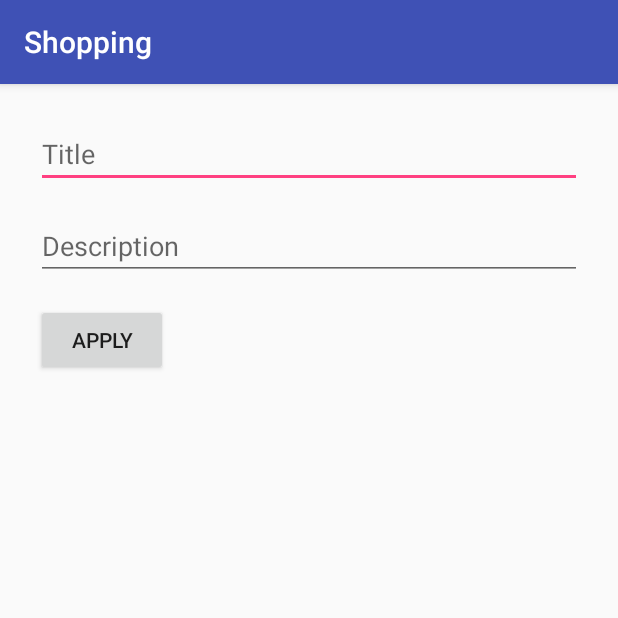
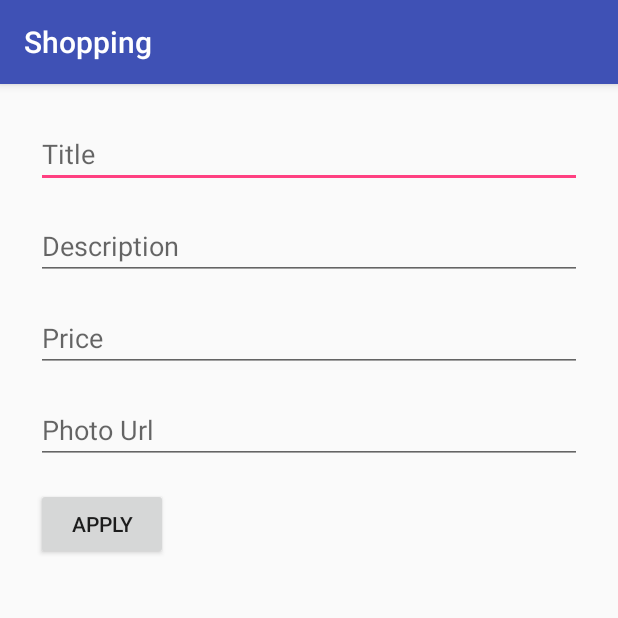
Before and after one commit to elkade/android-homework, an Android app: the EditFragment screen opened directly, with no data from a screen before it, on a phone screen of 412 x 824 dp, the top half of it. Run offline under Robolectric (Android 15) with nearby library versions, the phone set to English and light mode, and no system bars.

Commit message:
edycja ceny i zdjęcia

```diff
--- a/app/src/main/java/com/example/lukas/homework/EditFragment.java
+++ b/app/src/main/java/com/example/lukas/homework/EditFragment.java
@@ -18,6 +18,9 @@ public class EditFragment extends Fragment {
     private View view;
     EditText editTitle;
     EditText editDescription;
+    EditText editPrice;
+    EditText editPhotoUrl;
+
     ShoppingItem item;
     @Nullable
     @Override
@@ -30,11 +33,14 @@ public class EditFragment extends Fragment {
         item = ((EditActivity) getActivity()).getItem();
 
         editTitle = (EditText) view.findViewById(R.id.edit_title);
-
         editDescription = (EditText) view.findViewById(R.id.edit_description);
+        editPrice = (EditText) view.findViewById(R.id.edit_price);
+        editPhotoUrl = (EditText) view.findViewById(R.id.edit_photo_url);
         if(item!=null){
             editTitle.setText(item.getTitle());
             editDescription.setText(item.getDescription());
+            editPrice.setText(Double.toString(item.getPrice()));
+            editPhotoUrl.setText(item.getPhotoUrl());
         }
         loginButton.setOnClickListener(new View.OnClickListener() {
             @Override
@@ -42,12 +48,14 @@ public class EditFragment extends Fragment {
                 Context context = getContext();
                 ShoppingItemsRepository repo = new ShoppingItemsRepository(context);
                 if(item == null) {
-                    item = new ShoppingItem(editTitle.getText().toString(), editDescription.getText().toString());
+                    item = new ShoppingItem(editTitle.getText().toString(), editDescription.getText().toString(), Double.parseDouble(editPrice.getText().toString()), editPhotoUrl.getText().toString());
                     repo.insertItem(item);
                 }
                 else{
                     item.setTitle(editTitle.getText().toString());
                     item.setDescription(editDescription.getText().toString());
+                    item.setPrice(Double.parseDouble(editPrice.getText().toString()));
+                    item.setPhotoUrl(editPhotoUrl.getText().toString());
                     repo.updateItem(item);
                 }
 
@@ -56,7 +64,6 @@ public class EditFragment extends Fragment {
                 getActivity().setResult(Activity.RESULT_OK, resultIntent);
 
                 getActivity().finish();
-                //startActivity(new Intent(getActivity(), MainActivity.class));
             }
         });
         return view;
--- a/app/src/main/res/layout/fragment_edit.xml
+++ b/app/src/main/res/layout/fragment_edit.xml
@@ -18,6 +18,20 @@
         android:layout_margin="8dp"
         android:hint="@string/description_placeholder"
         android:inputType="text" />
+    <EditText
+        android:id="@+id/edit_price"
+        android:layout_width="fill_parent"
+        android:layout_height="wrap_content"
+        android:layout_margin="8dp"
+        android:hint="@string/price_placeholder"
+        android:inputType="numberDecimal" />
+    <EditText
+        android:id="@+id/edit_photo_url"
+        android:layout_width="fill_parent"
+        android:layout_height="wrap_content"
+        android:layout_margin="8dp"
+        android:hint="@string/photo_url_placeholder"
+        android:inputType="text" />
     <Button
         android:id="@+id/apply_button"
         android:text="@string/apply_button"
--- a/app/src/main/res/values/strings.xml
+++ b/app/src/main/res/values/strings.xml
@@ -4,4 +4,6 @@
     <string name="apply_button">Apply</string>
     <string name="title_placeholder">Title</string>
     <string name="description_placeholder">Description</string>
+    <string name="price_placeholder">Price</string>
+    <string name="photo_url_placeholder">Photo Url</string>
 </resources>
```
Also changed, not shown: app/src/main/java/com/example/lukas/homework/DbHelper.java (+6 -4 lines), app/src/main/java/com/example/lukas/homework/ShoppingItem.java (+20 -3 lines), app/src/main/java/com/example/lukas/homework/ShoppingItemsRepository.java (+20 -10 lines).
